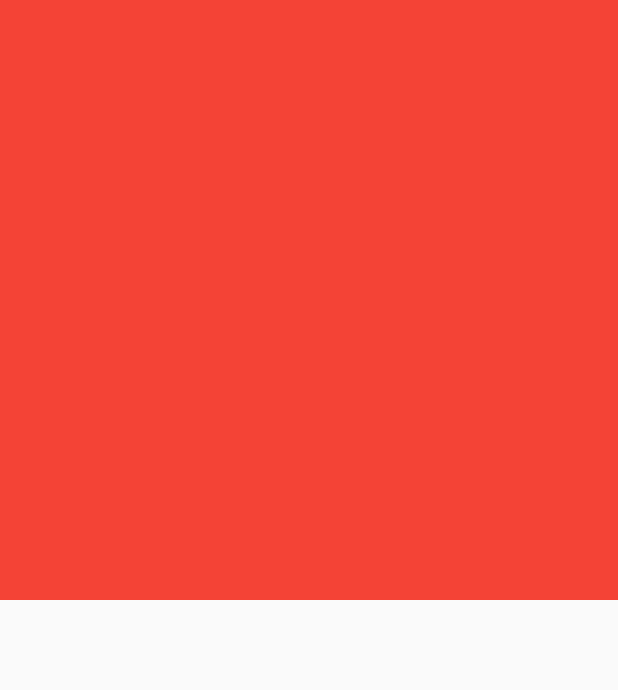
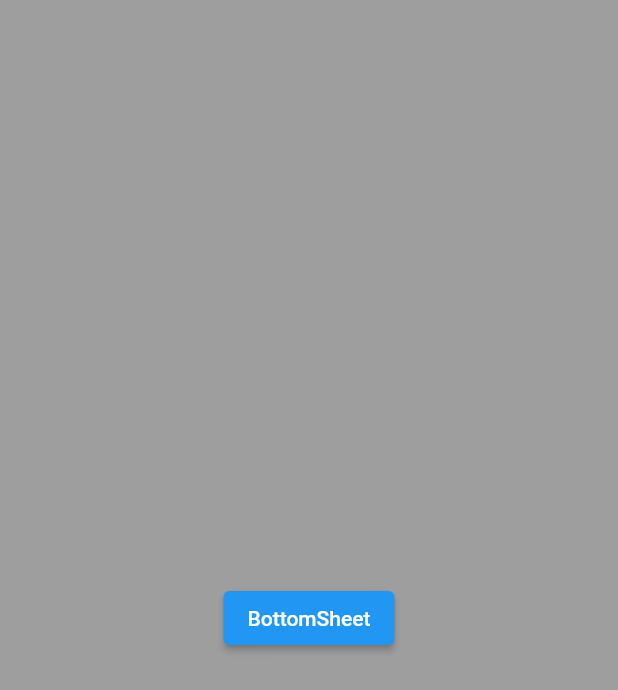
Before and after one commit to Nasibali144/pdp_lesson, a Flutter app: the screen it shows after launch, on a phone screen of 412 x 824 dp. Shown: the top 690 px of the screen. Run offline on Flutter 3.47's test engine with Material 2 defaults, Android fonts, the phone set to English and light mode, and no system bars.

Commit message:
Flutter B17 commit 8: Scaffold

```diff
--- a/lib/main.dart
+++ b/lib/main.dart
@@ -6,6 +6,7 @@ import 'package:pdp_lesson/pages/lesson_eleven_three.dart';
 import 'package:pdp_lesson/pages/lesson_eleven_two.dart';
 import 'package:pdp_lesson/pages/lesson_nine.dart';
 import 'package:pdp_lesson/pages/lesson_ten.dart';
+import 'package:pdp_lesson/pages/lesson_twelve/lesson_twelve_one.dart';
 import 'package:pdp_lesson/pages/page_list.dart';
 
 void main() {
@@ -29,7 +30,7 @@ class MyApp extends StatelessWidget {
           titleTextStyle: TextStyle(color: Colors.black, fontSize: 24, fontWeight: FontWeight.w500)
         )
       ),
-      home: LessonElevenThree(),
+      home: LessonTwelveOne(),
       routes: {
         LessonEight.id: (context) => LessonEight(),
         LessonNine.id: (context) => LessonNine(),
@@ -39,6 +40,7 @@ class MyApp extends StatelessWidget {
         LessonElevenOne.id: (context) => LessonElevenOne(),
         LessonElevenTwo.id: (context) => LessonElevenTwo(),
         LessonElevenThree.id: (context) => LessonElevenThree(),
+        LessonTwelveOne.id: (context) => LessonTwelveOne(),
       },
     );
   }
--- /dev/null
+++ b/lib/pages/lesson_twelve/lesson_twelve_one.dart
@@ -0,0 +1,68 @@
+import 'dart:io';
+import 'package:flutter/cupertino.dart';
+import 'package:flutter/material.dart';
+import 'package:pdp_lesson/services/util_service.dart';
+
+class LessonTwelveOne extends StatefulWidget {
+  static const id = "lesson_twelve_one";
+  const LessonTwelveOne({Key? key}) : super(key: key);
+
+  @override
+  State<LessonTwelveOne> createState() => _LessonTwelveOneState();
+}
+
+class _LessonTwelveOneState extends State<LessonTwelveOne> {
+
+   Future customBottomSheet(BuildContext context) {
+    return showModalBottomSheet(
+      // anchorPoint: Offset(0.5, 0.5),
+      context: context,
+      constraints: BoxConstraints.expand(),
+      builder: (context) {
+        return Container(
+          clipBehavior: Clip.antiAlias,
+          height: MediaQuery.of(context).size.height,
+          width: MediaQuery.of(context).size.width,
+          decoration: const BoxDecoration(
+              color: Colors.white,
+              borderRadius: BorderRadius.vertical(top: Radius.circular(50))
+          ),
+        );
+      },
+    );
+  }
+
+  @override
+  Widget build(BuildContext context) {
+    return Scaffold(
+      extendBody: true,
+      backgroundColor: Colors.grey,
+      body: SizedBox(
+        width: MediaQuery.of(context).size.width,
+        child: Column(
+          crossAxisAlignment: CrossAxisAlignment.center,
+          mainAxisAlignment: MainAxisAlignment.center,
+          mainAxisSize: MainAxisSize.max,
+          children: [
+            ElevatedButton(
+              child: const Text("BottomSheet"),
+              onPressed: () {
+                // Utils.customDialog(
+                //   context: context,
+                //   title: "Are you going to be Flutter Developer?",
+                //   content: "Still early?",
+                //   onPressed: () {
+                //     print("Hali Bor");
+                //     Navigator.pop(context);
+                //   },
+                // );
+
+                customBottomSheet(context);
+              },
+            ),
+          ],
+        ),
+      ),
+    );
+  }
+}
```
Also changed, not shown: lib/services/util_service.dart (added, +55 -0 lines).
